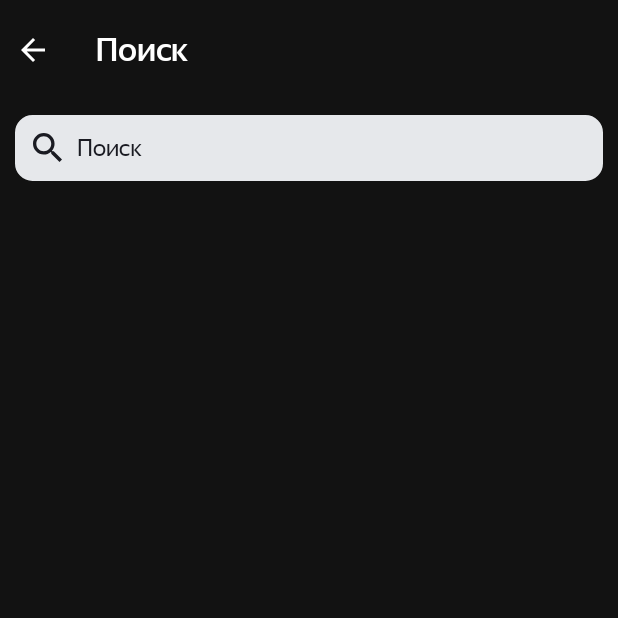
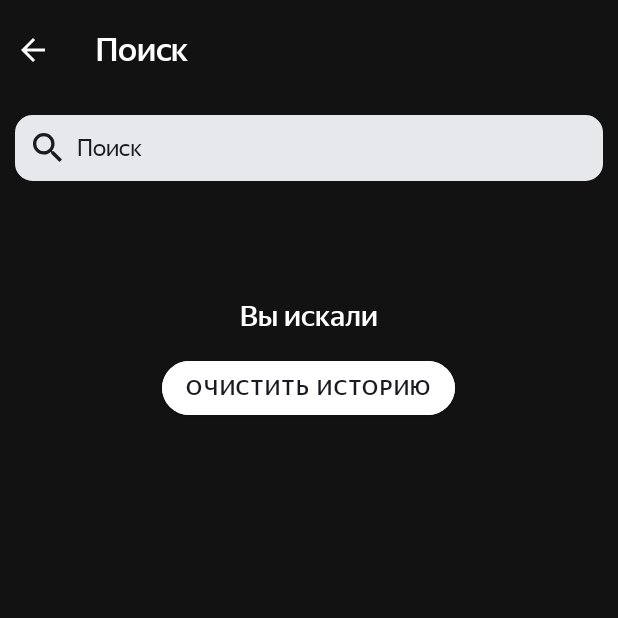
Before and after one commit to SmolyakovKirill/Playlist-Maker-Project, an Android app: the SearchActivity screen opened directly, with no data from a screen before it, on a phone screen of 412 x 824 dp, the top half of it. Run offline under Robolectric (Android 15) with nearby library versions, the phone set to English and light mode, and no system bars.

Commit message:
add under control first version of track history

```diff
--- a/app/src/main/java/com/example/playlistmaker/SearchActivity.kt
+++ b/app/src/main/java/com/example/playlistmaker/SearchActivity.kt
@@ -1,9 +1,12 @@
 package com.example.playlistmaker
 
+import android.R.array
 import android.annotation.SuppressLint
+import android.content.SharedPreferences
 import android.os.Bundle
 import android.text.Editable
 import android.text.TextWatcher
+import android.util.Log
 import android.view.View
 import android.view.inputmethod.EditorInfo
 import android.view.inputmethod.InputMethodManager
@@ -11,30 +14,38 @@ import android.widget.Button
 import android.widget.EditText
 import android.widget.ImageButton
 import android.widget.LinearLayout
-import android.widget.TextView
-import android.widget.Toast
 import androidx.appcompat.app.AppCompatActivity
 import androidx.recyclerview.widget.LinearLayoutManager
 import androidx.recyclerview.widget.RecyclerView
-import retrofit2.Response
+import com.google.gson.Gson
 import retrofit2.Call
 import retrofit2.Callback
+import retrofit2.Response
 import retrofit2.Retrofit
 import retrofit2.converter.gson.GsonConverterFactory
 
 
+const val PRACTICUM_EXAMPLE_PREFERENCES = "user_preferences"
+const val TRACKS_LIST_KEY = "key_for_tracks_list"
+
 class SearchActivity : AppCompatActivity(), TrackAdapter.Listener {
+
+    var sharedPreferences: SharedPreferences? = null
 
     private var countValue: String = ""
 
     private lateinit var inputEditText: EditText
     private lateinit var clearButton: ImageButton
     private lateinit var backButton: ImageButton
+    private lateinit var clearHistoryButton: Button
     private lateinit var emptySearchFrame: LinearLayout
     private lateinit var troubleWithConnectionFrame: LinearLayout
+    private lateinit var tracksHistoryFrameLayout: LinearLayout
     private lateinit var recyclerView: RecyclerView
+    private lateinit var historyRecyclerView: RecyclerView
     private lateinit var refreshButton: Button
     private lateinit var trackAdapter: TrackAdapter
+    private lateinit var historyAdapter: TrackAdapter
 
     private val itunesBaseUrl = "https://itunes.apple.com"
 
@@ -45,34 +56,66 @@ class SearchActivity : AppCompatActivity(), TrackAdapter.Listener {
     private val itunesService = retrofit.create(ITunesApi::class.java)
 
     val trackList: MutableList<Track> = ArrayList()
+    var prefTrackList: MutableList<Track> = ArrayList()
+    var correctPrefList: MutableList<Track> = ArrayList()
 
     override fun onCreate(savedInstanceState: Bundle?) {
         super.onCreate(savedInstanceState)
         setContentView(R.layout.activity_search)
 
+        prefTrackList.clear()
+
+        val sharedPreferences = getSharedPreferences(PRACTICUM_EXAMPLE_PREFERENCES, MODE_PRIVATE)
+
+        val previousTrackList = sharedPreferences.getString(TRACKS_LIST_KEY, null)
+            ?.let { createTrackFromJson(it) }
+
+        if (previousTrackList != null) {
+            prefTrackList = previousTrackList.toMutableList()
+        }
+
+        for (log in prefTrackList) {
+            Log.v("Tag", log.toString())
+        }
+
         inputEditText = findViewById(R.id.searchEditText)
         clearButton = findViewById(R.id.clear_btn)
+        clearHistoryButton = findViewById(R.id.clear_history_btn)
         backButton = findViewById(R.id.back_btn)
         emptySearchFrame = findViewById(R.id.emptySearchFrameLayout)
         troubleWithConnectionFrame = findViewById(R.id.troubleWithConnectionFrameLayout)
+        tracksHistoryFrameLayout = findViewById(R.id.tracksHistoryFrameLayout)
         recyclerView = findViewById(R.id.recyclerView)
+        historyRecyclerView = findViewById(R.id.historyRecyclerView)
         refreshButton = findViewById(R.id.refresh_btn)
 
         recyclerView.layoutManager = LinearLayoutManager(this)
+        historyRecyclerView.layoutManager = LinearLayoutManager(this)
 
         trackAdapter = TrackAdapter(trackList, this)
         recyclerView.adapter = trackAdapter
 
+        historyAdapter = TrackAdapter(prefTrackList, this)
+        historyRecyclerView.adapter = historyAdapter
+
+        inputEditText.setOnFocusChangeListener{ view, hasFocus ->
+            historyRecyclerView.visibility = if(inputEditText.hasFocus() && inputEditText.text.isEmpty()) View.VISIBLE else View.GONE
+            tracksHistoryFrameLayout.visibility = if(inputEditText.hasFocus() && inputEditText.text.isEmpty()) View.VISIBLE else View.GONE
+        }
+
         val clearButtonWatcher = object : TextWatcher {
             override fun beforeTextChanged(p0: CharSequence?, p1: Int, p2: Int, p3: Int) {
-                //empty
+                //override
             }
 
             override fun onTextChanged(p0: CharSequence?, p1: Int, p2: Int, p3: Int) {
                 clearButton.visibility = clearButtonVisibility(p0)
                 recyclerView.visibility = clearButtonVisibility(p0)
+
                 emptySearchFrame.visibility = View.GONE
                 troubleWithConnectionFrame.visibility = View.GONE
+                historyRecyclerView.visibility = if(inputEditText.hasFocus() && p0?.isEmpty() == true) View.VISIBLE else View.GONE
+                tracksHistoryFrameLayout.visibility = if(inputEditText.hasFocus() && p0?.isEmpty() == true) View.VISIBLE else View.GONE
             }
 
             override fun afterTextChanged(p0: Editable?) {
@@ -85,6 +128,7 @@ class SearchActivity : AppCompatActivity(), TrackAdapter.Listener {
         clearButton.setOnClickListener {
             inputEditText.setText("")
             trackList.clear()
+            historyAdapter.notifyDataSetChanged()
             val imm = getSystemService(INPUT_METHOD_SERVICE) as InputMethodManager
             imm.hideSoftInputFromWindow(
                 clearButton.windowToken,
@@ -111,6 +155,26 @@ class SearchActivity : AppCompatActivity(), TrackAdapter.Listener {
             getTracks()
         }
 
+        clearHistoryButton.setOnClickListener {
+            prefTrackList.clear()
+            sharedPreferences.edit()
+                .putString(TRACKS_LIST_KEY, createJsonFromTrack(correctPrefList))
+                .apply()
+            historyAdapter.notifyDataSetChanged()
+            historyRecyclerView.visibility = View.GONE
+            tracksHistoryFrameLayout.visibility = View.GONE
+        }
+
+    }
+
+    override fun onStop() {
+        super.onStop()
+
+        val sharedPreferences = getSharedPreferences(PRACTICUM_EXAMPLE_PREFERENCES, MODE_PRIVATE)
+        sharedPreferences.edit()
+            .putString(TRACKS_LIST_KEY, createJsonFromTrack(correctPrefList))
+            .apply()
+        prefTrackList.clear()
     }
 
     override fun onSaveInstanceState(outState: Bundle) {
@@ -177,6 +241,7 @@ class SearchActivity : AppCompatActivity(), TrackAdapter.Listener {
         emptySearchFrame.visibility = View.GONE
         trackList.clear()
         trackAdapter.notifyDataSetChanged()
+        historyAdapter.notifyDataSetChanged()
         recyclerView.invalidate()
     }
 
@@ -187,6 +252,22 @@ class SearchActivity : AppCompatActivity(), TrackAdapter.Listener {
     }
 
     override fun onClick(track: Track) {
-        Toast.makeText(this, track.trackName, Toast.LENGTH_LONG).show()
+        AddTrackInHistory(track)
+    }
+
+    private fun AddTrackInHistory(track: Track){
+        prefTrackList.reverse()
+        prefTrackList.remove(track)
+        prefTrackList.add(track)
+        prefTrackList.reverse()
+        correctPrefList = prefTrackList
+    }
+
+    private fun createJsonFromTrack(track: List<Track>): String{
+        return Gson().toJson(track)
+    }
+
+    private fun createTrackFromJson(json: String) : Array<Track>{
+        return Gson().fromJson(json, Array<Track>::class.java)
     }
 }
--- a/app/src/main/java/com/example/playlistmaker/TrackAdapter.kt
+++ b/app/src/main/java/com/example/playlistmaker/TrackAdapter.kt
@@ -7,7 +7,7 @@ import android.widget.TextView
 import androidx.recyclerview.widget.RecyclerView
 
 class TrackAdapter(
-    private val tracks: List<Track>, val listener: Listener
+    val tracks: List<Track>, val listener: Listener
 ) : RecyclerView.Adapter<TracksViewHolder>() {
 
     override fun onCreateViewHolder(parent: ViewGroup, viewType: Int): TracksViewHolder {
--- a/app/src/main/res/layout/activity_search.xml
+++ b/app/src/main/res/layout/activity_search.xml
@@ -140,6 +140,54 @@
                 app:cornerRadius="@dimen/refreshButtonRadiusCorner" />
         </LinearLayout>
 
+        <LinearLayout
+            android:id="@+id/tracksHistoryFrameLayout"
+            android:layout_width="match_parent"
+            android:layout_height="match_parent"
+            android:layout_gravity="center_horizontal"
+            android:layout_marginTop="@dimen/marginHistoryFrame"
+            android:orientation="vertical"
+            android:visibility="invisible">
+
+            <TextView
+                style="@style/TroubleWithConnectionTextView"
+                android:layout_width="wrap_content"
+                android:layout_height="wrap_content"
+                android:layout_gravity="center"
+                android:layout_marginTop="@dimen/marginBetweenInformFrame"
+                android:fontFamily="@font/ys_display_medium"
+                android:text="@string/history_header"
+                android:textSize="@dimen/textSizeInformFrame" />
+
+            <androidx.constraintlayout.widget.ConstraintLayout
+                android:id="@+id/Id_const_layout"
+                android:layout_width="match_parent"
+                android:layout_height="wrap_content">
+
+                <androidx.recyclerview.widget.RecyclerView
+                    android:id="@+id/historyRecyclerView"
+                    android:layout_width="match_parent"
+                    android:layout_height="wrap_content"
+                    android:visibility="invisible"
+                    app:layoutManager="androidx.recyclerview.widget.LinearLayoutManager"
+                    app:layout_constraintHeight_max="320sp"
+                    tools:ignore="MissingConstraints" />
+
+            </androidx.constraintlayout.widget.ConstraintLayout>
+
+            <Button
+                android:id="@+id/clear_history_btn"
+                style="@style/TroubleWithConnectionButton"
+                android:layout_width="wrap_content"
+                android:layout_height="wrap_content"
+                android:layout_gravity="center"
+                android:layout_marginTop="@dimen/marginBetweenInformFrame"
+                android:fontFamily="@font/ys_display_medium"
+                android:text="@string/clear_history"
+                android:textSize="@dimen/refreshButtonTextSize"
+                app:cornerRadius="@dimen/refreshButtonRadiusCorner" />
+        </LinearLayout>
+
     </FrameLayout>
 
 
--- a/app/src/main/res/values/dimens.xml
+++ b/app/src/main/res/values/dimens.xml
@@ -17,5 +17,6 @@
     <dimen name="refreshButtonTextSize">14sp</dimen>
     <dimen name="refreshButtonRadiusCorner">54dp</dimen>
     <dimen name="marginTopFrame">110dp</dimen>
+    <dimen name="marginHistoryFrame">56dp</dimen>
     <dimen name="maxWidthTroubleWithConnectionTextView">280dp</dimen>
 </resources>
--- a/app/src/main/res/values/strings.xml
+++ b/app/src/main/res/values/strings.xml
@@ -17,8 +17,10 @@
     <string name="share_subject" translatable="false">"Link to YP lessons"</string>
     <string name="share_intent_title" translatable="false">"Share Link"</string>
     <string name="email_intent_title" translatable="false">Email to developer</string>
-    <string name="connection_trouble">Communication problems</string>
+    <string name="connection_trouble">Проблемы с соединением</string>
     <string name="connection_trouble_description">Загрузка не удалась. Проверьте подключение к интернету</string>
     <string name="search_is_empty">Ничего не нашлось</string>
     <string name="update">Обновить</string>
+    <string name="clear_history">Очистить историю</string>
+    <string name="history_header">Вы искали</string>
 </resources>
```
Also changed, not shown: 1 other file.
